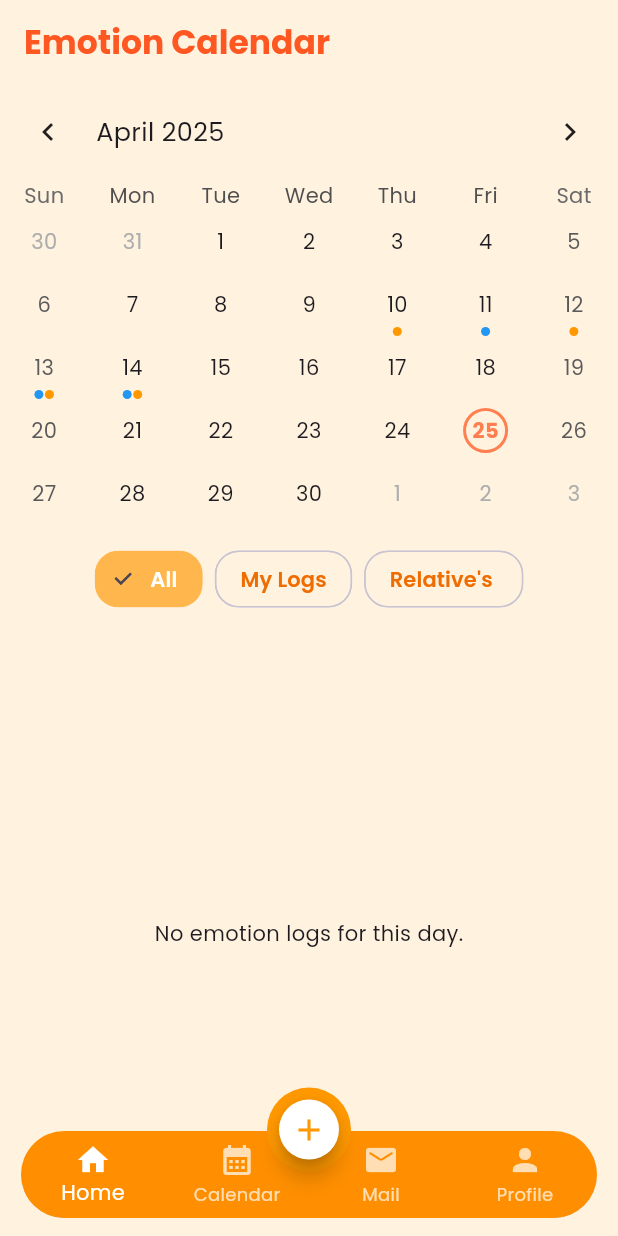
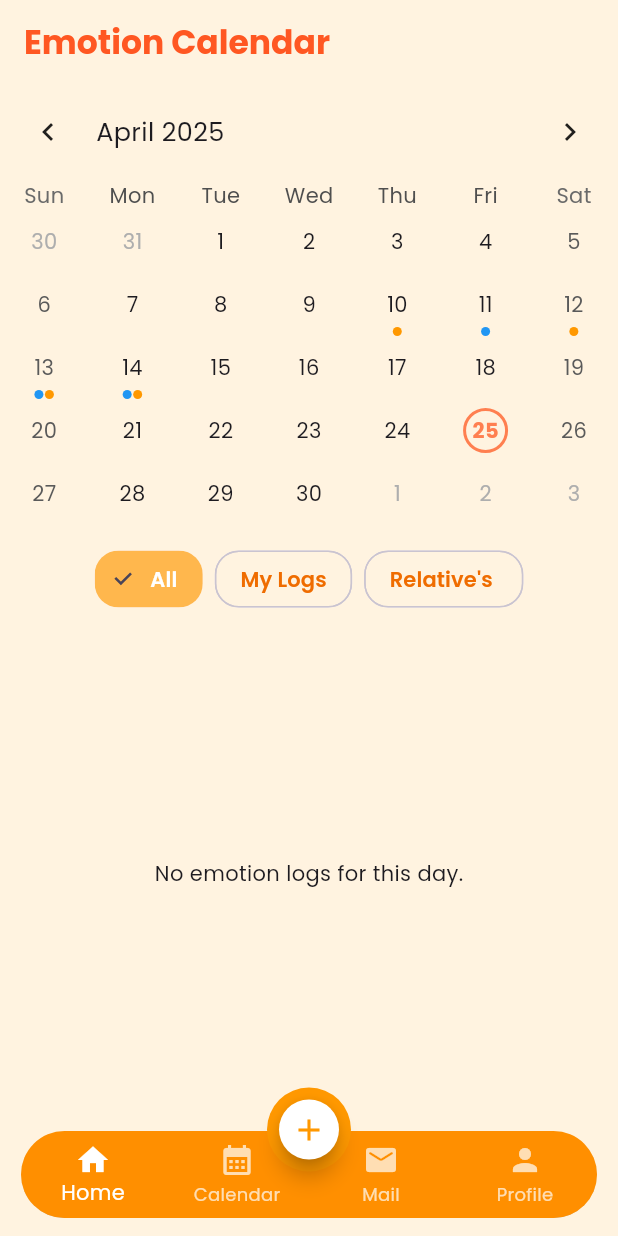
Before and after one commit to AndrewSebastianH/thesis-frontend, a Flutter app: the EmotionCalendarPage screen opened by its route, on a phone screen of 412 x 824 dp. Run offline on Flutter 3.47's test engine with Material 3 defaults, Android fonts, the phone set to English and light mode, and no system bars; drawn by our look-alikes of skeletonizer, table_calendar; our stand-ins replace dio, flutter_dotenv, flutter_otp_text_field, go_router, google_fonts, shared_preferences; accounts and stored records are empty.

Commit message:
style: moved 'no emotion' text slightly up in calendar page

```diff
--- a/thesis_frontend/lib/main.dart
+++ b/thesis_frontend/lib/main.dart
@@ -47,7 +47,7 @@ class MyApp extends StatelessWidget {
     final authProvider = Provider.of<AuthProvider>(context);
 
     final router = GoRouter(
-      initialLocation: '/signin',
+      initialLocation: '/home',
       redirect: (context, state) {
         final isLoggedIn = authProvider.isLoggedIn;
         final isAuthRoute = state.path == '/signin' || state.path == '/signup';
--- a/thesis_frontend/lib/screens/main/calendar_page.dart
+++ b/thesis_frontend/lib/screens/main/calendar_page.dart
@@ -319,8 +319,11 @@ class _EmotionCalendarPageState extends State<EmotionCalendarPage> {
             Expanded(
               child:
                   _selectedEvents.isEmpty
-                      ? const Center(
-                        child: Text("No emotion logs for this day."),
+                      ? Padding(
+                        padding: const EdgeInsets.only(bottom: 80.0),
+                        child: const Center(
+                          child: Text("No emotion logs for this day."),
+                        ),
                       )
                       : ListView.builder(
                         itemCount: _selectedEvents.length,
```
